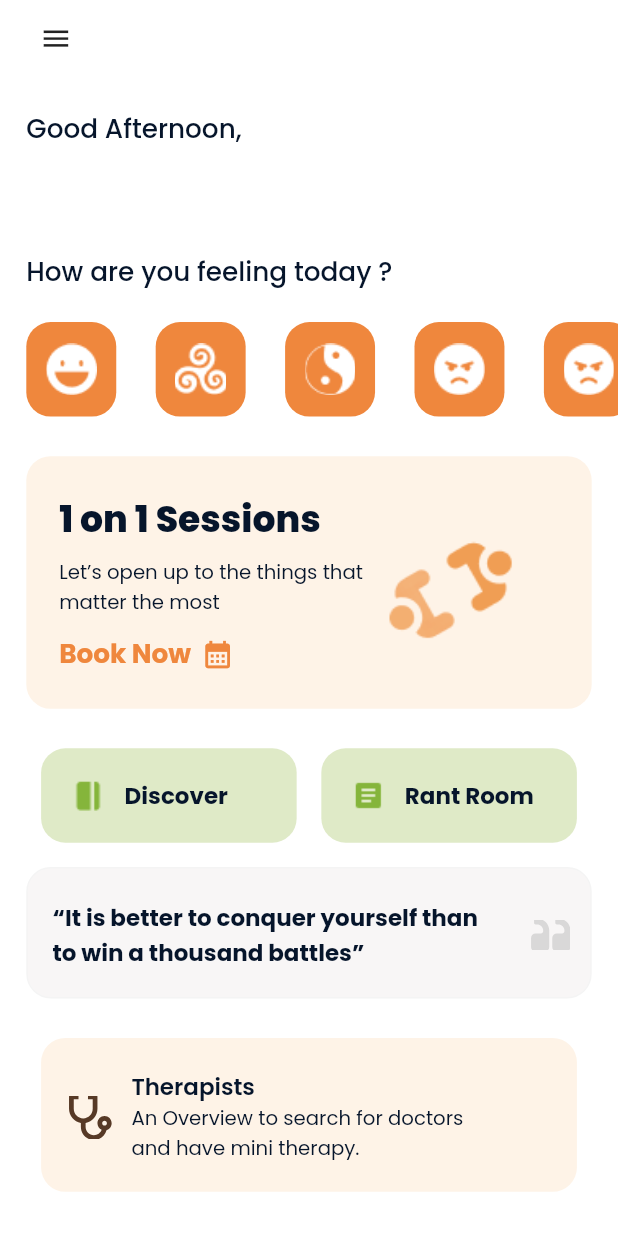
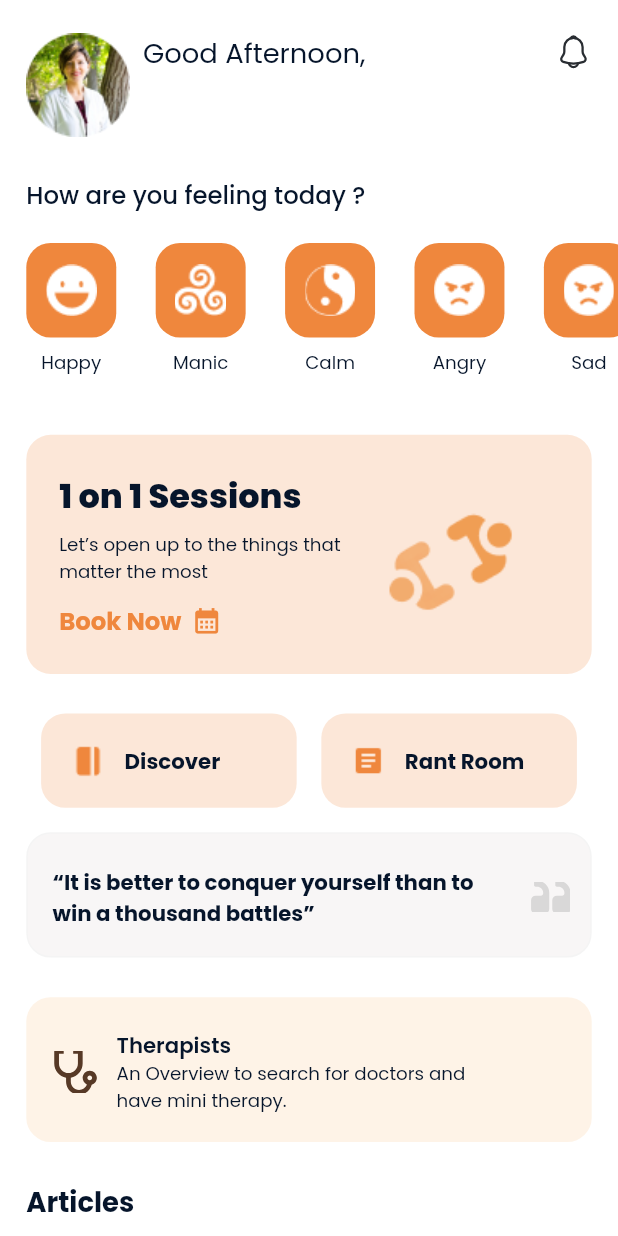
Before and after one commit to BounceRepository/BounceMobileV2, a Flutter app: the HomeScreen screen opened directly, on a phone screen of 412 x 824 dp. Run offline on Flutter 3.47's test engine with Material 2 defaults, Android fonts, the phone set to English and light mode, and no system bars; our stand-ins replace carousel_slider, dio, equatable, flutter_lorem, flutter_rating_bar, flutter_screenutil and 7 more; missing offline and left inert: all_validations_br, flutterwave_standard, image_picker_for_web; accounts and stored records are empty.

Commit message:
notification screen

```diff
--- a/lib/src/app.dart
+++ b/lib/src/app.dart
@@ -13,7 +13,7 @@ class BouncePatientApp extends StatelessWidget {
     return ProvidersWrapper(
       child: ScreenUtilInit(
         designSize: const Size(376, 812),
-        //minTextAdapt: true,
+        minTextAdapt: true,
         builder: (BuildContext context, Widget? child) {
           return MaterialApp(
             title: 'Bounce - Patient',
--- /dev/null
+++ b/lib/src/modules/dashboard/models/mood.dart
@@ -0,0 +1,11 @@
+class Mood {
+  final String id;
+  final String icon;
+  final String name;
+
+  Mood({
+    required this.id,
+    required this.icon,
+    required this.name,
+  });
+}
--- a/lib/src/modules/dashboard/screens/home_screen.dart
+++ b/lib/src/modules/dashboard/screens/home_screen.dart
@@ -1,4 +1,7 @@
 import 'package:bounce_patient_app/src/modules/appointment/screens/therapist_list_screen.dart';
+import 'package:bounce_patient_app/src/modules/dashboard/screens/mood_icons_view.dart';
+import 'package:bounce_patient_app/src/modules/notifications/screens/notification_list_screen.dart';
+import 'package:bounce_patient_app/src/modules/notifications/widgets/notification_bell.dart';
 import 'package:bounce_patient_app/src/shared/assets/icons.dart';
 import 'package:bounce_patient_app/src/shared/assets/images.dart';
 import 'package:bounce_patient_app/src/shared/extensions/string.dart';
@@ -7,7 +10,7 @@ import 'package:bounce_patient_app/src/shared/styles/colors.dart';
 import 'package:bounce_patient_app/src/shared/styles/spacing.dart';
 import 'package:bounce_patient_app/src/shared/styles/text.dart';
 import 'package:bounce_patient_app/src/shared/utils/navigator.dart';
-import 'package:bounce_patient_app/src/shared/widgets/appbars/custom_appbar.dart';
+import 'package:bounce_patient_app/src/shared/widgets/others/default_app_image.dart';
 import 'package:flutter/material.dart';
 import 'package:flutter/services.dart';
 import 'package:flutter_screenutil/flutter_screenutil.dart';
@@ -30,12 +33,6 @@ class HomeScreen extends StatelessWidget {
         return Future.value(true);
       },
       child: Scaffold(
-        appBar: CustomAppBar(
-          leading: Icon(
-            Icons.menu,
-            size: 20.sp,
-          ),
-        ),
         body: SafeArea(
           child: Column(
             crossAxisAlignment: CrossAxisAlignment.start,
@@ -47,26 +44,46 @@ class HomeScreen extends StatelessWidget {
                   children: [
                     Padding(
                       padding: AppPadding.symetricHorizontalOnly,
-                      child: Column(
+                      child: Row(
+                        crossAxisAlignment: CrossAxisAlignment.start,
+                        children: [
+                          AppImageView(
+                            AppImages.image,
+                            size: 68.h,
+                          ),
+                          SizedBox(width: 8.w),
+                          Column(
                             crossAxisAlignment: CrossAxisAlignment.start,
                             children: [
                               Text(
                                 'Good Afternoon,',
-                            style: AppText.bold500(context).copyWith(
-                              fontSize: 16.sp,
+                                style: AppText.bold400(context).copyWith(
+                                  fontSize: 18.sp,
                                 ),
                               ),
                               Text(
                                 user.userName.toTitleCase,
                                 style: AppText.bold700(context).copyWith(
-                              fontSize: 26.sp,
+                                  fontSize: 18.sp,
                                 ),
+                              ),
+                            ],
+                          ),
+                          const Spacer(),
+                          GestureDetector(
+                            onTap: () {
+                              AppNavigator.to(
+                                context,
+                                const NotificationListScreen(),
+                              );
+                            },
+                            child: const NotificationBell(),
                           ),
                         ],
                       ),
                     ),
                     SizedBox(height: 26.h),
-                    const _MoodIconsSection(),
+                    const MoodIconsView(),
                     SizedBox(height: 26.h),
                     const _SessionsCard(),
                     SizedBox(height: 26.h),
@@ -93,7 +110,7 @@ class HomeScreen extends StatelessWidget {
         AppNavigator.to(context, const TherapistListScreen());
       },
       child: Container(
-        margin: EdgeInsets.symmetric(horizontal: 25.w),
+        margin: AppPadding.symetricHorizontalOnly,
         padding: EdgeInsets.only(top: 21.h, bottom: 18.h, right: 50.w, left: 17.w),
         decoration: BoxDecoration(
           borderRadius: BorderRadius.circular(16.r),
@@ -136,73 +153,6 @@ class HomeScreen extends StatelessWidget {
   }
 }
 
-class _MoodIconsSection extends StatelessWidget {
-  const _MoodIconsSection({Key? key}) : super(key: key);
-
-  @override
-  Widget build(BuildContext context) {
-    final moods = [
-      MoodIcons.happy,
-      MoodIcons.manic,
-      MoodIcons.calm,
-      MoodIcons.angry,
-      MoodIcons.angry,
-    ];
-
-    return Column(
-      crossAxisAlignment: CrossAxisAlignment.start,
-      children: [
-        Padding(
-          padding: AppPadding.symetricHorizontalOnly,
-          child: Text(
-            'How are you feeling today ?',
-            style: AppText.bold500(context).copyWith(
-              fontSize: 16.sp,
-            ),
-          ),
-        ),
-        SizedBox(height: 20.h),
-        SizedBox(
-          height: 62.06.h,
-          child: ListView.separated(
-            itemCount: moods.length,
-            scrollDirection: Axis.horizontal,
-            physics: const BouncingScrollPhysics(),
-            padding: AppPadding.symetricHorizontalOnly,
-            itemBuilder: (context, index) {
-              final mood = moods[index];
-              return button(mood);
-            },
-            separatorBuilder: (context, index) {
-              return SizedBox(width: 24.w);
-            },
-          ),
-        ),
-      ],
-    );
-  }
-
-  Widget button(String icon) {
-    return Container(
-      height: 62.06.h,
-      padding: EdgeInsets.symmetric(
-        vertical: 14.h,
-        horizontal: 12.w,
-      ),
-      decoration: BoxDecoration(
-        color: AppColors.primary,
-        borderRadius: BorderRadius.circular(16.r),
-      ),
-      child: Image.asset(
-        icon,
-        height: 33.18.h,
-        width: 33.18.h,
-        fit: BoxFit.cover,
-      ),
-    );
-  }
-}
-
 class _SessionsCard extends StatelessWidget {
   const _SessionsCard({Key? key}) : super(key: key);
 
@@ -212,7 +162,7 @@ class _SessionsCard extends StatelessWidget {
       margin: AppPadding.symetricHorizontalOnly,
       padding: EdgeInsets.symmetric(vertical: 23.12.h, horizontal: 20.w),
       decoration: BoxDecoration(
-        color: const Color(0xffFEF3E7),
+        color: AppColors.secondary,
         borderRadius: BorderRadius.circular(16.r),
       ),
       child: Row(
@@ -316,7 +266,7 @@ class _ChatRoomSection extends StatelessWidget {
         child: Container(
           height: 62.h,
           decoration: BoxDecoration(
-            color: const Color(0xff89B031).withOpacity(.27),
+            color: AppColors.secondary,
             borderRadius: BorderRadius.circular(16.r),
           ),
           padding: EdgeInsets.only(left: 18.44.w),
@@ -327,6 +277,7 @@ class _ChatRoomSection extends StatelessWidget {
                 height: 22.h,
                 width: 22.h,
                 fit: BoxFit.cover,
+                color: AppColors.primary,
               ),
               SizedBox(width: 12.w),
               Text(
--- /dev/null
+++ b/lib/src/modules/dashboard/screens/mood_icons_view.dart
@@ -0,0 +1,171 @@
+import 'package:bounce_patient_app/src/modules/dashboard/models/mood.dart';
+import 'package:bounce_patient_app/src/shared/assets/images.dart';
+import 'package:bounce_patient_app/src/shared/helper_functions/helper_functions.dart';
+import 'package:bounce_patient_app/src/shared/styles/colors.dart';
+import 'package:bounce_patient_app/src/shared/styles/spacing.dart';
+import 'package:bounce_patient_app/src/shared/styles/text.dart';
+import 'package:bounce_patient_app/src/shared/widgets/bottomsheet/custom_bottomsheet.dart';
+import 'package:flutter/material.dart';
+import 'package:flutter_screenutil/flutter_screenutil.dart';
+
+class MoodIconsView extends StatelessWidget {
+  const MoodIconsView({Key? key}) : super(key: key);
+
+  @override
+  Widget build(BuildContext context) {
+    final moods = [
+      Mood(
+        id: HelperFunctions.generateUniqueId(),
+        icon: MoodIcons.happy,
+        name: 'Happy',
+      ),
+      Mood(
+        id: HelperFunctions.generateUniqueId(),
+        icon: MoodIcons.manic,
+        name: 'Manic',
+      ),
+      Mood(
+        id: HelperFunctions.generateUniqueId(),
+        icon: MoodIcons.calm,
+        name: 'Calm',
+      ),
+      Mood(
+        id: HelperFunctions.generateUniqueId(),
+        icon: MoodIcons.angry,
+        name: 'Angry',
+      ),
+      Mood(
+        id: HelperFunctions.generateUniqueId(),
+        icon: MoodIcons.angry,
+        name: 'Sad',
+      ),
+    ];
+
+    return Column(
+      crossAxisAlignment: CrossAxisAlignment.start,
+      children: [
+        Padding(
+          padding: AppPadding.symetricHorizontalOnly,
+          child: Text(
+            'How are you feeling today ?',
+            style: AppText.bold500(context).copyWith(
+              fontSize: 16.sp,
+            ),
+          ),
+        ),
+        SizedBox(height: 20.h),
+        SizedBox(
+          height: 100.h,
+          child: ListView.separated(
+            itemCount: moods.length,
+            scrollDirection: Axis.horizontal,
+            physics: const BouncingScrollPhysics(),
+            padding: AppPadding.symetricHorizontalOnly,
+            itemBuilder: (context, index) {
+              final mood = moods[index];
+              return _Button(mood);
+            },
+            separatorBuilder: (context, index) {
+              return SizedBox(width: 24.w);
+            },
+          ),
+        ),
+      ],
+    );
+  }
+}
+
+Future<dynamic> showMoodBottomsheet(
+  BuildContext context, {
+  required Mood mood,
+}) {
+  return showCustomBottomSheet(
+    context,
+    body: MoodBottomSheet(mood),
+  );
+}
+
+class MoodBottomSheet extends StatelessWidget {
+  const MoodBottomSheet(this.mood, {super.key});
+
+  final Mood mood;
+
+  @override
+  Widget build(BuildContext context) {
+    return CustomBottomSheetBody(
+      height: 400.h,
+      content: [
+        SizedBox(height: 88.h),
+        _Button(mood, isTappable: false),
+        SizedBox(height: 20.h),
+        Text(
+          '“You are doing very well for yourself so be happy for this moment, cease it and make the most of it because this moment is your life”...',
+          textAlign: TextAlign.center,
+          style: AppText.bold400(context).copyWith(
+            fontSize: 14.sp,
+          ),
+        ),
+        const Spacer(),
+        TextButton(
+          onPressed: () {
+            Navigator.pop(context);
+          },
+          child: Text(
+            'Ok',
+            style: AppText.bold500(context).copyWith(
+              fontSize: 14.sp,
+              color: AppColors.primary,
+            ),
+          ),
+        ),
+        SizedBox(height: 20.h),
+      ],
+    );
+  }
+}
+
+class _Button extends StatelessWidget {
+  const _Button(this.mood, {this.isTappable = true});
+
+  final Mood mood;
+  final bool isTappable;
+
+  @override
+  Widget build(BuildContext context) {
+    return GestureDetector(
+      onTap: isTappable
+          ? () {
+              showMoodBottomsheet(context, mood: mood);
+            }
+          : null,
+      child: Column(
+        children: [
+          Container(
+            height: 62.06.h,
+            padding: EdgeInsets.symmetric(
+              vertical: 14.h,
+              horizontal: 12.w,
+            ),
+            decoration: BoxDecoration(
+              color: AppColors.primary,
+              borderRadius: BorderRadius.circular(16.r),
+            ),
+            child: Image.asset(
+              mood.icon,
+              height: 33.18.h,
+              width: 33.18.h,
+              fit: BoxFit.cover,
+            ),
+          ),
+          SizedBox(height: 8.h),
+          Text(
+            mood.name,
+            style: AppText.bold400(context).copyWith(
+              fontSize: 12.sp,
+            ),
+          ),
+        ],
+      ),
+    );
+  }
+}
--- /dev/null
+++ b/lib/src/modules/notifications/widgets/notification_bell.dart
@@ -0,0 +1,20 @@
+import 'package:bounce_patient_app/src/shared/assets/icons.dart';
+import 'package:flutter/material.dart';
+import 'package:flutter_screenutil/flutter_screenutil.dart';
+import 'package:flutter_svg/flutter_svg.dart';
+
+class NotificationBell extends StatelessWidget {
+  const NotificationBell({
+    Key? key,
+  }) : super(key: key);
+
+  @override
+  Widget build(BuildContext context) {
+    return SvgPicture.asset(
+      AppIcons.notification,
+      height: 24.h,
+      width: 24.h,
+      fit: BoxFit.cover,
+    );
+  }
+}
--- a/lib/src/shared/assets/icons.dart
+++ b/lib/src/shared/assets/icons.dart
@@ -13,6 +13,7 @@ class AppIcons {
   static const clock = 'assets/icons/clock.svg';
   static const success = 'assets/icons/success.svg';
   static const failed = 'assets/icons/failed.svg';
+  static const notification = 'assets/icons/notification.svg';
   static const emptyView = 'assets/icons/empty_view.svg';
 }
 
--- a/lib/src/shared/styles/colors.dart
+++ b/lib/src/shared/styles/colors.dart
@@ -4,6 +4,7 @@ class AppColors {
   AppColors._();
 
   static const primary = Color(0xffEF873D);
+  static const secondary = Color(0xffFCE7D8);
   static const lightText = Color(0xff06152B);
   static const textBrown = Color(0xff573926);
   static const textGrey = Color(0xff707070);
```
Also changed, not shown: lib/src/modules/appointment/screens/therapist_list_screen.dart (+6 -4 lines), lib/src/modules/notifications/screens/notification_list_screen.dart (added, +29 -0 lines), lib/src/modules/notifications/widgets/notification_tile.dart (added, +88 -0 lines), assets/icons/notification.svg (added). Lines whose indentation alone changed are shown as unchanged.
